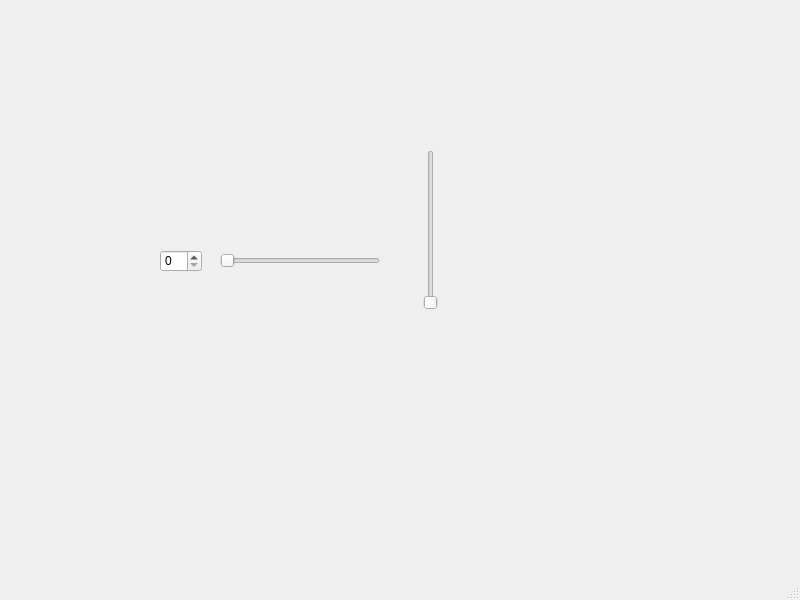
The window that mainwindow.ui (moonbyul002/Spinbox) describes before a commit, drawn with Qt 5.
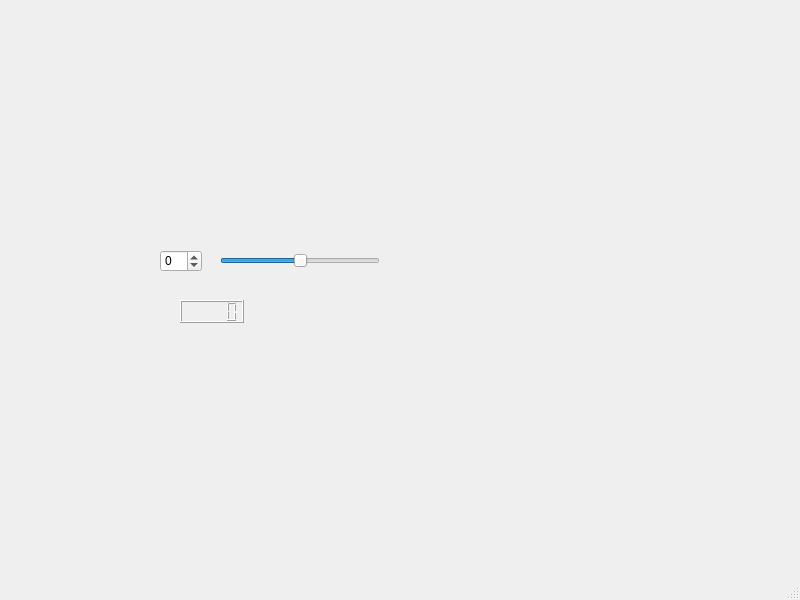
The same window after the commit.

Commit message: Project Complet

Patch:
```diff
--- a/mainwindow.ui
+++ b/mainwindow.ui
@@ -23,23 +23,16 @@
       <height>22</height>
      </rect>
     </property>
+    <property name="minimum">
+     <number>-100</number>
+    </property>
+    <property name="maximum">
+     <number>100</number>
+    </property>
     <property name="orientation">
      <enum>Qt::Orientation::Horizontal</enum>
     </property>
    </widget>
-   <widget class="QSlider" name="verticalSlider">
-    <property name="geometry">
-     <rect>
-      <x>420</x>
-      <y>150</y>
-      <width>22</width>
-      <height>160</height>
-     </rect>
-    </property>
-    <property name="orientation">
-     <enum>Qt::Orientation::Vertical</enum>
-    </property>
-   </widget>
    <widget class="QSpinBox" name="spinBox">
     <property name="geometry">
      <rect>
@@ -49,6 +42,28 @@
       <height>22</height>
      </rect>
     </property>
+    <property name="maximumSize">
+     <size>
+      <width>42</width>
+      <height>22</height>
+     </size>
+    </property>
+    <property name="minimum">
+     <number>-100</number>
+    </property>
+    <property name="maximum">
+     <number>100</number>
+    </property>
+   </widget>
+   <widget class="QLCDNumber" name="lcdNumber">
+    <property name="geometry">
+     <rect>
+      <x>180</x>
+      <y>300</y>
+      <width>64</width>
+      <height>23</height>
+     </rect>
+    </property>
    </widget>
   </widget>
   <widget class="QMenuBar" name="menubar">
```
Left out of the diff: 32 changed lines with no effect on the pictures.
